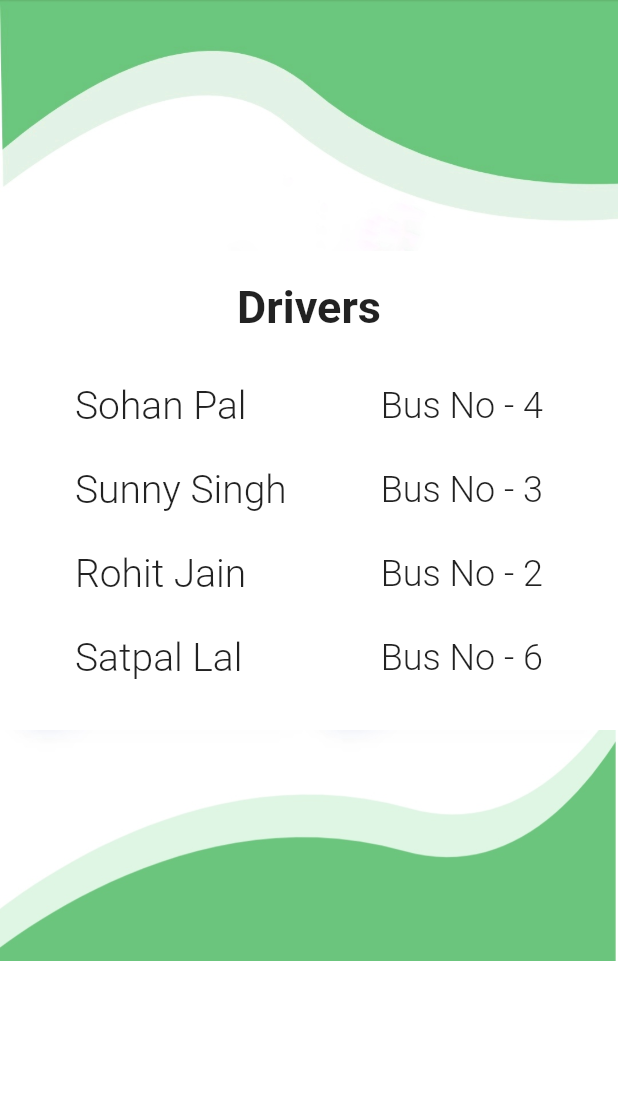
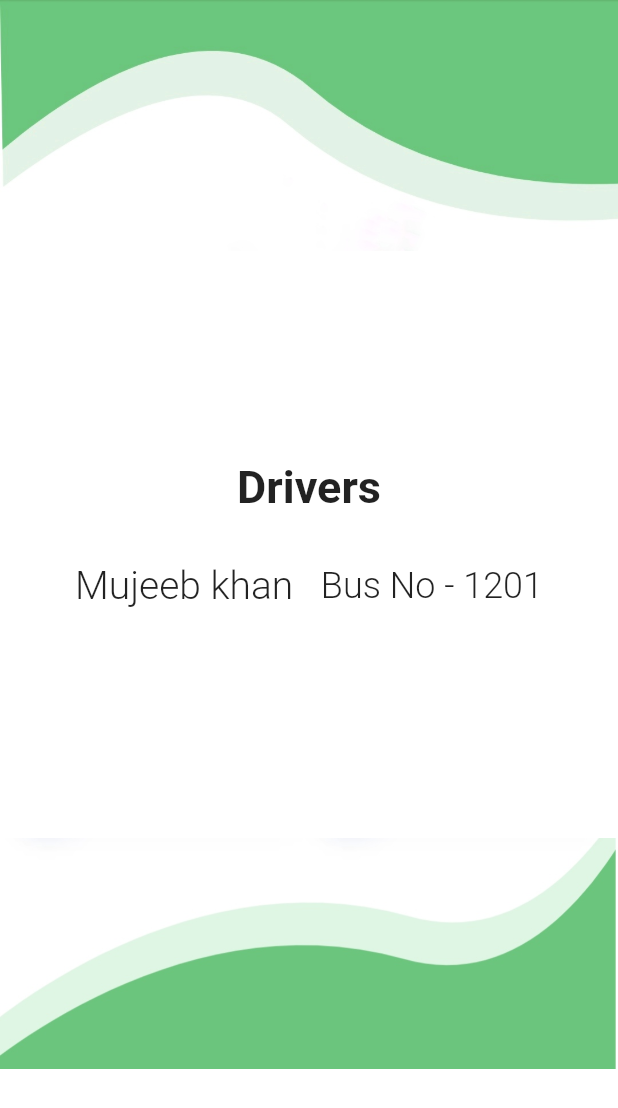
Before and after one commit to khanmujeeb687/bus-management-solution, a Flutter app: the Drivers screen opened directly, on a phone screen of 412 x 824 dp. Shown: the top 1108 px of the screen. Run offline on Flutter 3.47's test engine with Material 2 defaults, Android fonts, the light colour scheme and no system bars; our stand-ins replace percent_indicator; missing offline and left inert: dart:ffi.

Commit message:
adding data

```diff
--- /dev/null
+++ b/lib/Data/database/employees/employee_metadata.dart
@@ -0,0 +1,19 @@
+class Employee{
+  String name;
+  String busNo;
+  String type;
+  String phone;
+  String Licence;
+  String DOB;
+  String DateOfJourney;
+
+
+  Employee(this.name,this.busNo,this.type,this.phone,this.Licence,this.DOB,this.DateOfJourney);
+}
+
+
+class EmployeeType{
+  static String driver='driver';
+  static String ticket_seller='ticket_seller';
+  static String conductor='conductor';
+}
--- /dev/null
+++ b/lib/Data/database/employees/employees_data.dart
@@ -0,0 +1,50 @@
+import 'package:bus_management/Data/database/employees/employee_metadata.dart';
+
+class EmployeeData{
+
+  static List<Employee> data= [
+    Employee("Mujeeb khan", '1201', EmployeeType.driver, '6398636978', 'DR-12', '06/11/1999', '12-12-2021'),
+    Employee("Mujeeb khan", '1201', EmployeeType.conductor, '6398636978', 'DR-12', '06/11/1999', '12-12-2021'),
+    Employee("Mujeeb khan", '1201', EmployeeType.ticket_seller, '6398636978', 'DR-12', '06/11/1999', '12-12-2021'),
+  ];
+
+
+
+ static int  countKeyword(type){
+   int count=0;
+   for(int i=0;i<data.length;i++){
+     if(data[i]==type){
+       count++;
+     }
+   }
+   return count;
+ }
+
+ static double getDriversPercent(){
+   return ((countKeyword(EmployeeType.driver)/data.length)*100);
+ }
+
+
+ static double getTicketSellersPercent(){
+   return ((countKeyword(EmployeeType.ticket_seller)/data.length)*100);
+ }
+
+
+ static double getConductorsPercent(){
+   return ((countKeyword(EmployeeType.conductor)/data.length)*100);
+ }
+
+
+ static List<Employee> getDrivers(){
+   return data.where((e) => e.type==EmployeeType.driver).toList();
+ }
+
+ static List<Employee> getTicketSeller(){
+   return data.where((e) => e.type==EmployeeType.ticket_seller).toList();
+ }
+
+ static List<Employee> getConductors(){
+   return data.where((e) => e.type==EmployeeType.conductor).toList();
+ }
+
+}
--- a/lib/Screens/drivers/drivers_view.dart
+++ b/lib/Screens/drivers/drivers_view.dart
@@ -1,4 +1,8 @@
+import 'package:bus_management/Data/database/employees/employees_data.dart';
+import 'package:bus_management/Screens/driver_profile/driver_profile_view.dart';
+import 'package:bus_management/Utils/NavigationUtil.dart';
 import 'package:bus_management/Widgets/CustomScaffold.dart';
+import 'package:bus_management/Widgets/TableItem.dart';
 import 'package:bus_management/values/theme.dart';
 import 'package:flutter/material.dart';
 
@@ -14,36 +18,7 @@ class _DriversState extends State<Drivers> {
   Widget build(BuildContext context) {
 
     return CustomScaffold(
-      child: Container(
-        child: Column(
-          children: [
-            Text("Drivers", style: TextStyle(fontSize: 30,fontWeight: FontWeight.w600),),
-            SizedBox(height: 20,),
-            ListTile(
-              title: Text("Sohan Pal",style: TextStyle(fontSize: 26,fontWeight: FontWeight.w300),),
-              trailing: Text("Bus No - 4",style: TextStyle(fontSize: 24,fontWeight: FontWeight.w300),),
-              contentPadding: EdgeInsets.fromLTRB(50, 0, 50,0),
-
-            ),
-            ListTile(
-              title: Text("Sunny Singh",style: TextStyle(fontSize: 26,fontWeight: FontWeight.w300),),
-              trailing: Text("Bus No - 3",style: TextStyle(fontSize: 24,fontWeight: FontWeight.w300),),
-              contentPadding: EdgeInsets.fromLTRB(50, 0, 50,0),
-
-            ),
-            ListTile(
-              title: Text("Rohit Jain",style: TextStyle(fontSize: 26,fontWeight: FontWeight.w300),),
-              trailing: Text("Bus No - 2",style: TextStyle(fontSize: 24,fontWeight: FontWeight.w300),),
-              contentPadding: EdgeInsets.fromLTRB(50, 0, 50,0),
-            ),
-            ListTile(
-              title: Text("Satpal Lal",style: TextStyle(fontSize: 26,fontWeight: FontWeight.w300),),
-              trailing: Text("Bus No - 6",style: TextStyle(fontSize: 24,fontWeight: FontWeight.w300),),
-              contentPadding: EdgeInsets.fromLTRB(50, 0, 50,0),
-            ),
-          ],
-        ),
-      ),
+      child: TableItem('Drivers',EmployeeData.getDrivers())
     );
   }
 }
--- a/lib/Screens/manage_routes/manage_routes.dart
+++ b/lib/Screens/manage_routes/manage_routes.dart
@@ -1,4 +1,5 @@
 import 'package:bus_management/Widgets/CustomScaffold.dart';
+import 'package:bus_management/Widgets/TableItem.dart';
 import 'package:flutter/material.dart';
 
 
@@ -14,7 +15,7 @@ class _ManageRouteState extends State<ManageRoute> {
   Widget build(BuildContext context) {
 
     return CustomScaffold(
-      child: Container(),
+        child: TableItem('Routes',[])
     );
   }
 
--- a/lib/Widgets/CustomScaffold.dart
+++ b/lib/Widgets/CustomScaffold.dart
@@ -16,6 +16,8 @@ class _CustomScaffoldState extends State<CustomScaffold> {
     return Scaffold(
       body: SingleChildScrollView(
         child: Column(
+          mainAxisSize: MainAxisSize.max,
+          mainAxisAlignment: MainAxisAlignment.spaceBetween,
           children: [
             Image.asset("assets/background.jpeg"),
             SizedBox(height: 20,),
--- /dev/null
+++ b/lib/Widgets/TableItem.dart
@@ -0,0 +1,38 @@
+import 'package:bus_management/Data/database/employees/employee_metadata.dart';
+import 'package:bus_management/Data/database/employees/employees_data.dart';
+import 'package:bus_management/Screens/driver_profile/driver_profile_view.dart';
+import 'package:bus_management/Utils/NavigationUtil.dart';
+import 'package:flutter/material.dart';
+
+
+class TableItem extends StatefulWidget {
+  String title;
+  List<Employee> data;
+  TableItem(this.title,this.data);
+  @override
+  _TableItemState createState() => _TableItemState();
+}
+
+class _TableItemState extends State<TableItem> {
+  @override
+  Widget build(BuildContext context) {
+    return Container(
+      padding: EdgeInsets.symmetric(vertical: 120),
+      child: Column(
+        children: [
+          Text(widget.title, style: TextStyle(fontSize: 30,fontWeight: FontWeight.w600),),
+          SizedBox(height: 20,),
+          ...List.generate(widget.data.length, (index){
+            return ListTile(
+              onTap: ()=>NavigationUtil.Navigate(context, DriverProfile(widget.data[index])),
+              title: Text(widget.data[index].name,style: TextStyle(fontSize: 26,fontWeight: FontWeight.w300),),
+              trailing: Text("Bus No - ${widget.data[index].busNo}",style: TextStyle(fontSize: 24,fontWeight: FontWeight.w300),),
+              contentPadding: EdgeInsets.fromLTRB(50, 0, 50,0),
+
+            );
+          })
+        ],
+      ),
+    );
+  }
+}
```
Also changed, not shown: lib/Screens/conductors/Conductors.dart (added, +19 -0 lines), lib/Screens/driver_profile/driver_profile_view.dart (+67 -23 lines), lib/Screens/employee_details/employee_details_view.dart (+28 -14 lines), lib/Screens/home/home_view.dart (+13 -7 lines), lib/Screens/ticket_seller/ticket_seller_view.dart (added, +19 -0 lines).
